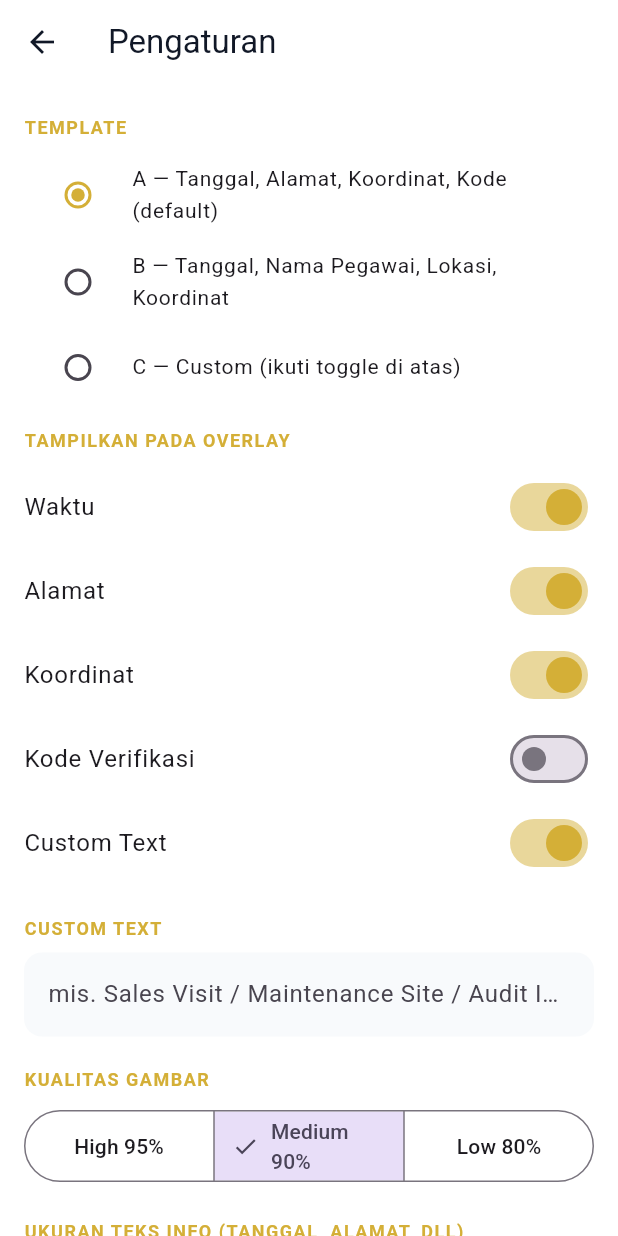
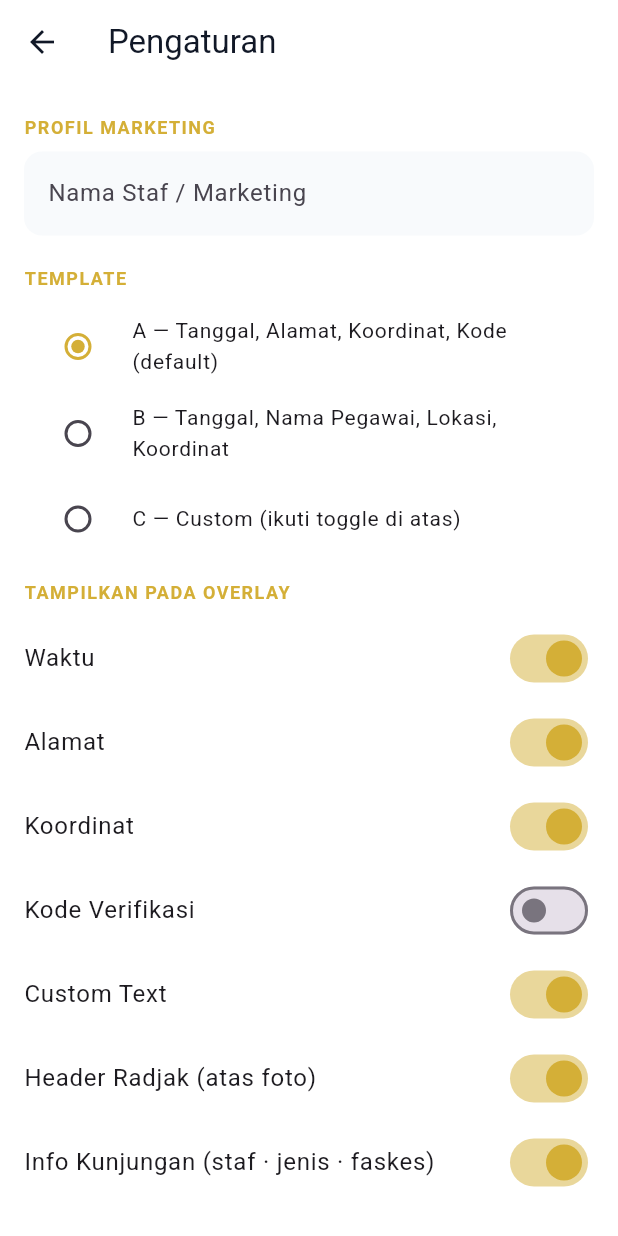
Before and after one commit to alfarabiki/Time-Tracks, a Flutter app: the SettingsScreen screen opened directly, on a phone screen of 412 x 824 dp. Run offline on Flutter 3.47's test engine with Material 3 defaults, Android fonts, the phone set to English and light mode, and no system bars; our stand-ins replace camera, device_info_plus, flutter_map, geocoding, geolocator, image_picker and 6 more; missing offline and left inert: gal; accounts and stored records are empty; network calls fail; statements that could not run were skipped.

Commit message:
feat: settings - profil nama staf + toggle header/info kunjungan

```diff
--- a/lib/screens/settings/settings_screen.dart
+++ b/lib/screens/settings/settings_screen.dart
@@ -18,6 +18,7 @@
   late final TextEditingController _employee;
   late final TextEditingController _brand;
   late final TextEditingController _verified;
+  late final TextEditingController _staffName;
 
   @override
   void initState() {
@@ -27,6 +28,7 @@
     _employee = TextEditingController(text: _s.employeeName);
     _brand = TextEditingController(text: _s.brandName);
     _verified = TextEditingController(text: _s.verifiedLabel);
+    _staffName = TextEditingController(text: _s.staffName);
   }
 
   @override
@@ -35,6 +37,7 @@
     _employee.dispose();
     _brand.dispose();
     _verified.dispose();
+    _staffName.dispose();
     super.dispose();
   }
 
@@ -50,6 +53,14 @@
       body: ListView(
         padding: const EdgeInsets.all(16),
         children: [
+          _section('Profil Marketing'),
+          _textField(
+            _staffName,
+            hint: 'Nama Staf / Marketing',
+            onChanged: (v) => _update(_s.copyWith(staffName: v)),
+          ),
+          const SizedBox(height: 16),
+
           _section('Template'),
           _templateSelector(),
           const SizedBox(height: 8),
@@ -65,6 +76,11 @@
               (v) => _update(_s.copyWith(showVerification: v))),
           _switchTile('Custom Text', _s.showCustomText,
               (v) => _update(_s.copyWith(showCustomText: v))),
+          _switchTile('Header Radjak (atas foto)', _s.showHeader,
+              (v) => _update(_s.copyWith(showHeader: v))),
+          _switchTile('Info Kunjungan (staf · jenis · faskes)',
+              _s.showVisitInfo,
+              (v) => _update(_s.copyWith(showVisitInfo: v))),
 
           const SizedBox(height: 16),
           _section('Custom Text'),
```
